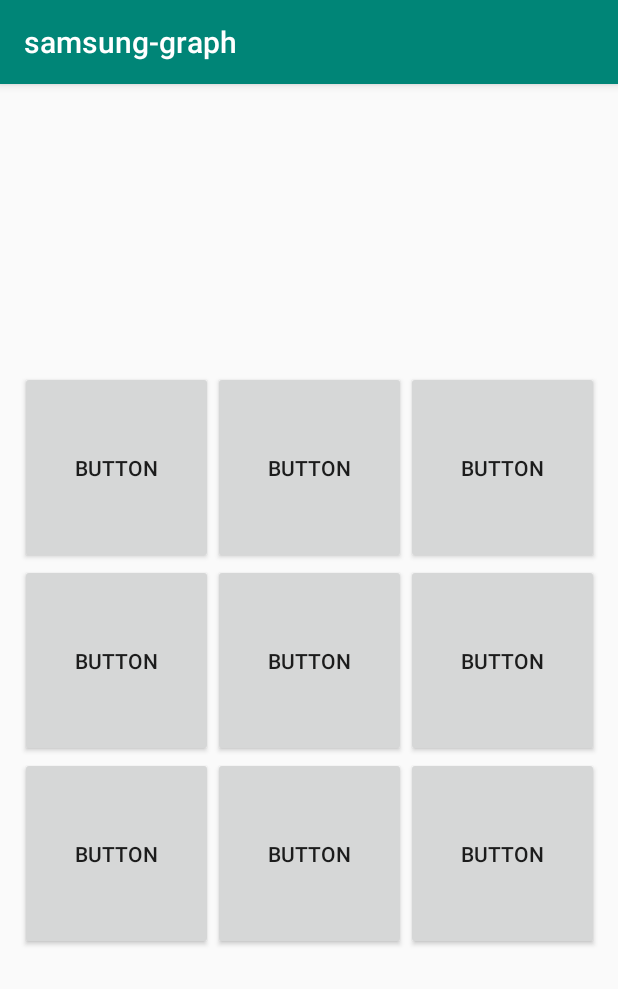
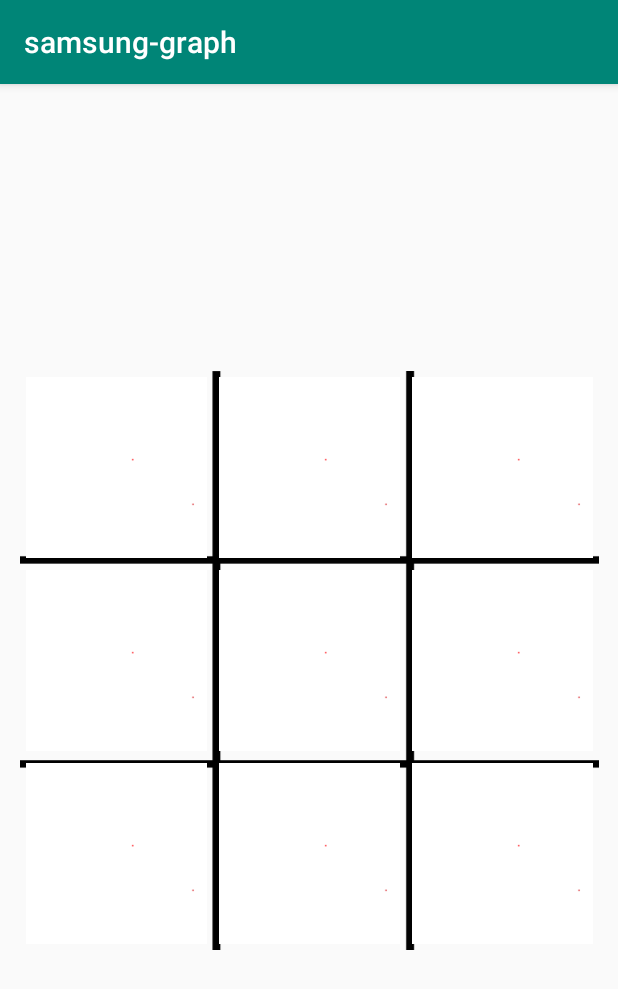
Before and after one commit to rgordeev/sumsung-graph, an Android app: the screen it shows after launch (MainActivity), on a phone screen of 412 x 824 dp. Shown: the top 989 px of the screen. Run offline under Robolectric (Android 15) with nearby library versions, the phone set to English and light mode, and no system bars.

Commit message:
game 3 in a row

```diff
--- a/app/src/main/java/ru/rgordeev/graph/MainActivity.java
+++ b/app/src/main/java/ru/rgordeev/graph/MainActivity.java
@@ -3,8 +3,48 @@ package ru.rgordeev.graph;
 import androidx.appcompat.app.AppCompatActivity;
 
 import android.os.Bundle;
+import android.provider.ContactsContract;
+import android.text.Html;
+import android.util.Log;
+import android.view.View;
+import android.widget.ImageView;
+import android.widget.Toast;
 
 public class MainActivity extends AppCompatActivity {
+
+    private boolean turn = false;
+    private int[][] field = {{9,9,9}, {9,9,9}, {9,9,9}};
+
+    private int isWin(int[][] a) {
+        boolean result = false;
+        for (int i = 0; i < a.length; i++) {
+            if (hasWinner(a[i]))
+                return a[i][0];
+        }
+        return 9;
+    }
+
+    private boolean hasWinner(int[] a) {
+        int sum = 0;
+        for (int i = 0; i < a.length; i++) {
+            sum += a[i];
+        }
+        return sum == 0 || sum == 3;
+    }
+
+    public void clickImage(View view) {
+        ImageView imageView = (ImageView) view;
+        Integer tag = Integer.valueOf(imageView.getTag().toString());
+        int i = (tag - 1) / 3;
+        int j = (tag - 1) % 3;
+        field[i][j] = turn ? 1 : 0;
+        imageView.setImageResource(turn ? R.drawable.red : R.drawable.yellow);
+        turn = !turn;
+        imageView.animate().rotationBy(3600).setDuration(3000);
+        if (isWin(field) != 9) {
+            Toast.makeText(this, "Player " + isWin(field) + " won!",Toast.LENGTH_LONG).show();
+        }
+    }
 
     @Override
     protected void onCreate(Bundle savedInstanceState) {
--- a/app/src/main/res/layout/activity_main.xml
+++ b/app/src/main/res/layout/activity_main.xml
@@ -13,6 +13,7 @@
         android:layout_marginTop="8dp"
         android:layout_marginEnd="8dp"
         android:layout_marginBottom="8dp"
+        android:background="@drawable/board"
         app:layout_constraintBottom_toBottomOf="parent"
         app:layout_constraintEnd_toEndOf="parent"
         app:layout_constraintStart_toStartOf="parent"
@@ -23,26 +24,37 @@
             android:layout_height="match_parent"
             android:layout_weight="1">
 
-            <Button
-                android:id="@+id/button1"
+            <ImageView
+                android:layout_margin="4dp"
+                android:id="@+id/imageView1"
                 android:layout_width="match_parent"
                 android:layout_height="match_parent"
                 android:layout_weight="1"
-                android:text="Button" />
+                android:tag="1"
+                android:onClick="clickImage"
+                android:src="@drawable/empty"/>
 
-            <Button
-                android:id="@+id/button2"
+            <ImageView
+                android:layout_margin="4dp"
+                android:id="@+id/imageView2"
                 android:layout_width="match_parent"
                 android:layout_height="match_parent"
                 android:layout_weight="1"
-                android:text="Button" />
+                android:tag="2"
+                android:onClick="clickImage"
+                android:src="@drawable/empty"/>
 
-            <Button
-                android:id="@+id/button3"
+            <ImageView
+                android:layout_margin="4dp"
+                android:id="@+id/imageView3"
                 android:layout_width="match_parent"
                 android:layout_height="match_parent"
                 android:layout_weight="1"
-                android:text="Button" />
+                android:tag="3"
+                android:onClick="clickImage"
+                android:src="@drawable/empty"/>
+
+
         </TableRow>
 
         <TableRow
@@ -50,26 +62,35 @@
             android:layout_height="match_parent"
             android:layout_weight="1">
 
-            <Button
-                android:id="@+id/button4"
+            <ImageView
+                android:layout_margin="4dp"
+                android:id="@+id/imageView4"
                 android:layout_width="match_parent"
                 android:layout_height="match_parent"
                 android:layout_weight="1"
-                android:text="Button" />
+                android:tag="4"
+                android:onClick="clickImage"
+                android:src="@drawable/empty"/>
 
-            <Button
-                android:id="@+id/button5"
+            <ImageView
+                android:layout_margin="4dp"
+                android:id="@+id/imageView5"
                 android:layout_width="match_parent"
                 android:layout_height="match_parent"
                 android:layout_weight="1"
-                android:text="Button" />
+                android:tag="5"
+                android:onClick="clickImage"
+                android:src="@drawable/empty"/>
 
-            <Button
-                android:id="@+id/button6"
+            <ImageView
+                android:layout_margin="4dp"
+                android:id="@+id/imageView6"
                 android:layout_width="match_parent"
                 android:layout_height="match_parent"
                 android:layout_weight="1"
-                android:text="Button" />
+                android:tag="6"
+                android:onClick="clickImage"
+                android:src="@drawable/empty"/>
         </TableRow>
 
         <TableRow
@@ -77,26 +98,37 @@
             android:layout_height="match_parent"
             android:layout_weight="1">
 
-            <Button
-                android:id="@+id/button7"
+            <ImageView
+                android:layout_margin="4dp"
+                android:id="@+id/imageView7"
                 android:layout_width="match_parent"
                 android:layout_height="match_parent"
                 android:layout_weight="1"
-                android:text="Button" />
+                android:tag="7"
+                android:onClick="clickImage"
+                android:src="@drawable/empty"/>
 
-            <Button
-                android:id="@+id/button8"
+            <ImageView
+                android:layout_margin="4dp"
+                android:id="@+id/imageView8"
                 android:layout_width="match_parent"
                 android:layout_height="match_parent"
                 android:layout_weight="1"
-                android:text="Button" />
+                android:tag="8"
+                android:onClick="clickImage"
+                android:src="@drawable/empty"
+                />
 
-            <Button
-                android:id="@+id/button9"
+            <ImageView
+                android:layout_margin="4dp"
+                android:id="@+id/imageView9"
                 android:layout_width="match_parent"
                 android:layout_height="match_parent"
                 android:layout_weight="1"
-                android:text="Button" />
+                android:tag="9"
+                android:onClick="clickImage"
+                android:src="@drawable/empty"
+                />
         </TableRow>
 
     </TableLayout>
```
Also changed, not shown: app/src/main/res/drawable/board.png (added), app/src/main/res/drawable/empty.png (added), app/src/main/res/drawable/red.png (added), app/src/main/res/drawable/yellow.png (added).
